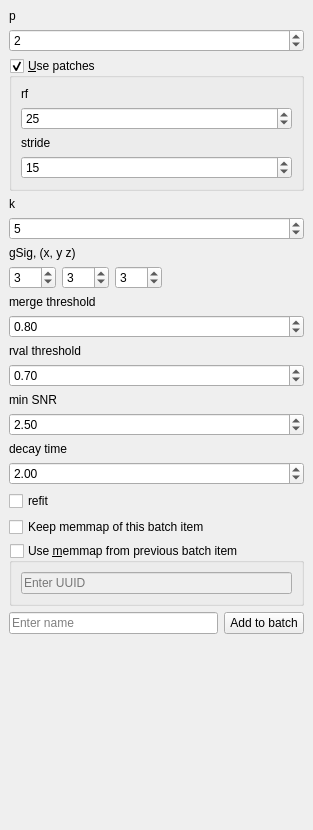
First picture: the form in mesmerize/viewer/modules/ui_files/cnmf_3d_pytemplate.ui, repository kushalkolar/MESmerize, before the edit.
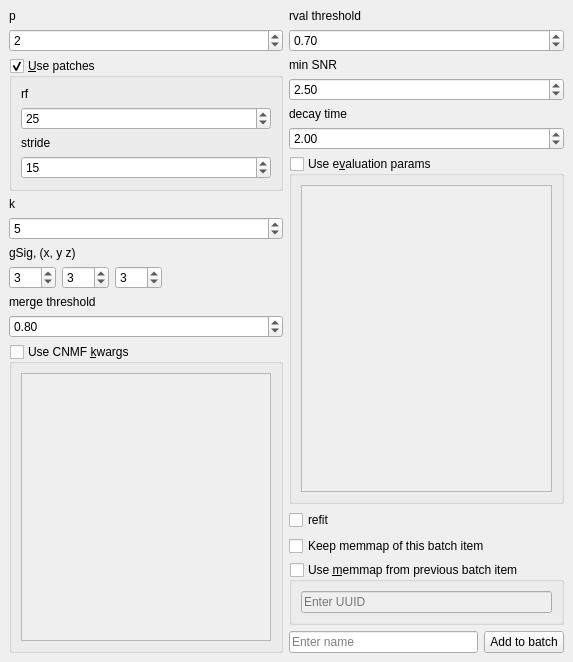
Second picture: the form after the edit.

Commit message: cnmf 3d GUI param entry module can take user entered kwargs. Not tested. Renamed cnmfe_3d to cnmf_3d

The edit to the form file:
```diff
--- a/mesmerize/viewer/modules/ui_files/cnmf_3d_pytemplate.ui
+++ b/mesmerize/viewer/modules/ui_files/cnmf_3d_pytemplate.ui
@@ -6,8 +6,8 @@
    <rect>
     <x>0</x>
     <y>0</y>
-    <width>313</width>
-    <height>830</height>
+    <width>573</width>
+    <height>662</height>
    </rect>
   </property>
   <property name="floating">
@@ -17,7 +17,11 @@
    <string>&amp;CNMF 3D</string>
   </property>
   <widget class="QWidget" name="dockWidgetContents">
-   <layout class="QVBoxLayout" name="verticalLayout_3">
+   <layout class="QVBoxLayout" name="verticalLayout_7">
+    <item>
+     <layout class="QHBoxLayout" name="horizontalLayout_3">
+      <item>
+       <layout class="QVBoxLayout" name="verticalLayout_4">
     <item>
      <widget class="QLabel" name="label_6">
       <property name="text">
@@ -182,6 +186,40 @@
      </widget>
     </item>
     <item>
+         <widget class="QGroupBox" name="groupBox_cnmf_kwargs">
+          <property name="toolTip">
+           <string>You can enter additional kwargs to pass for CNMF instantiation.
+Use single quotes for strings, do not use double quotes.</string>
+          </property>
+          <property name="statusTip">
+           <string/>
+          </property>
+          <property name="title">
+           <string>Use CNMF &amp;kwargs</string>
+          </property>
+          <property name="checkable">
+           <bool>true</bool>
+          </property>
+          <property name="checked">
+           <bool>false</bool>
+          </property>
+          <layout class="QVBoxLayout" name="verticalLayout_3">
+           <item>
+            <widget class="QPlainTextEdit" name="plainTextEdit_cnmf_kwargs">
+             <property name="toolTip">
+              <string>You can enter additional kwargs to pass for CNMF instantiation.
+Use single quotes for strings, do not use double quotes.</string>
+             </property>
+            </widget>
+           </item>
+          </layout>
+         </widget>
+        </item>
+       </layout>
+      </item>
+      <item>
+       <layout class="QVBoxLayout" name="verticalLayout_6">
+        <item>
      <widget class="QLabel" name="label_7">
       <property name="text">
        <string>rval threshold</string>
@@ -235,6 +273,33 @@
       </property>
      </widget>
     </item>
+        <item>
+         <widget class="QGroupBox" name="groupBox_eval_kwargs">
+          <property name="toolTip">
+           <string>You can enter additional parameters to use for component evaluation.
+Use single quotes for strings, do not use double quotes</string>
+          </property>
+          <property name="title">
+           <string>Use e&amp;valuation params</string>
+          </property>
+          <property name="checkable">
+           <bool>true</bool>
+          </property>
+          <property name="checked">
+           <bool>false</bool>
+          </property>
+          <layout class="QVBoxLayout" name="verticalLayout_5">
+           <item>
+            <widget class="QPlainTextEdit" name="plainTextEdit_eval_kwargs">
+             <property name="toolTip">
+              <string>You can enter additional parameters to use for component evaluation.
+Use single quotes for strings, do not use double quotes</string>
+             </property>
+            </widget>
+           </item>
+          </layout>
+         </widget>
+        </item>
     <item>
      <widget class="QCheckBox" name="checkBox_refit">
       <property name="text">
@@ -301,18 +366,9 @@
       </item>
      </layout>
     </item>
-    <item>
-     <spacer name="verticalSpacer">
-      <property name="orientation">
-       <enum>Qt::Vertical</enum>
-      </property>
-      <property name="sizeHint" stdset="0">
-       <size>
-        <width>20</width>
-        <height>0</height>
-       </size>
-      </property>
-     </spacer>
+       </layout>
+      </item>
+     </layout>
     </item>
    </layout>
   </widget>
```
Left out of the diff: 5 changed lines with no effect on the pictures. Lines whose indentation alone changed are shown as unchanged. The commit also changes 3 other files.
